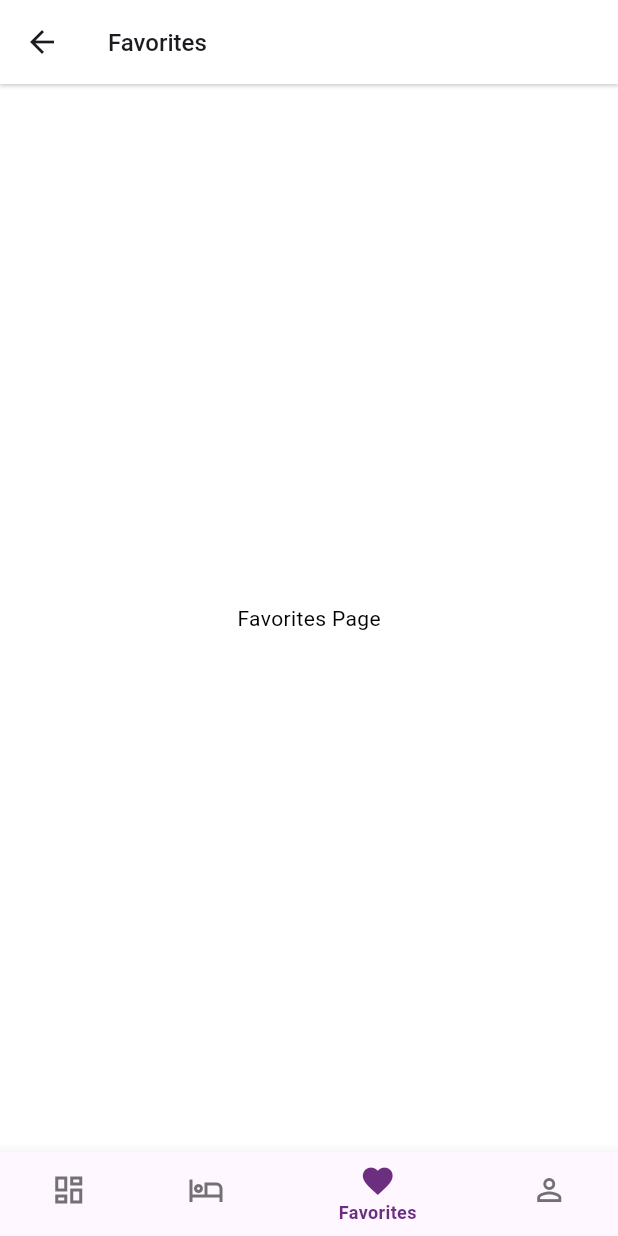
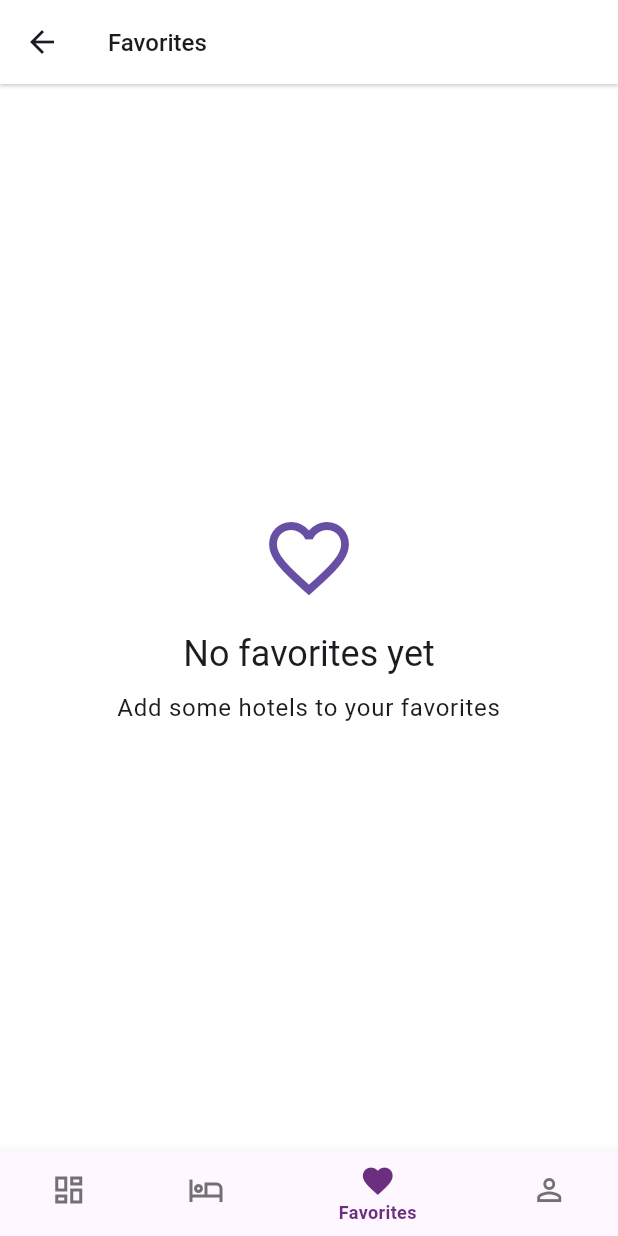
Before and after one commit to ARIFCSE10/flutter_hotel_booking, a Flutter app: the FavoritesPage screen opened by its route, on a phone screen of 412 x 824 dp. Run offline on Flutter 3.47's test engine with Material 3 defaults, Android fonts, the phone set to English and light mode, and no system bars; our stand-ins replace auto_route, dartz, equatable, flutter_bloc, get_it, hive and 1 more; accounts and stored records are empty; generated files the repository leaves out were written again; network calls fail.

Commit message:
- implement favourite bloc - implement favourite ui-bloc

```diff
--- a/lib/di.dart
+++ b/lib/di.dart
@@ -5,9 +5,11 @@ import 'package:hotel_booking/data/datasources/hotel_remote_data_source.dart';
 import 'package:hotel_booking/data/models/hotel_model.dart';
 import 'package:hotel_booking/data/repositories/hotel_repository_impl.dart';
 import 'package:hotel_booking/domain/repositories/hotel_repository.dart';
+import 'package:hotel_booking/domain/usecases/get_favorite_hotels_usecase.dart';
 import 'package:hotel_booking/domain/usecases/get_hotels_usecase.dart';
 import 'package:hotel_booking/domain/usecases/remove_favorite_usecase.dart';
 import 'package:hotel_booking/domain/usecases/set_favorite_usecase.dart';
+import 'package:hotel_booking/presentation/bloc/favorite/favorite_bloc.dart';
 import 'package:hotel_booking/presentation/bloc/hotel/hotel_bloc.dart';
 
 final di = GetIt.instance;
@@ -42,6 +44,10 @@ Future<void> init() async {
   );
 
   di.registerLazySingleton(
+    () => GetFavoriteHotelsUseCase(di()),
+  );
+
+  di.registerLazySingleton(
     () => SetFavoriteUseCase(di()),
   );
 
@@ -57,4 +63,12 @@ Future<void> init() async {
       removeFavoriteUseCase: di(),
     ),
   );
+
+  di.registerSingleton<FavoriteBloc>(
+    FavoriteBloc(
+      getFavoriteHotelsUseCase: di(),
+      removeFavoriteUseCase: di(),
+      hotelBloc: di(),
+    ),
+  );
 }
--- a/lib/main.dart
+++ b/lib/main.dart
@@ -3,6 +3,7 @@ import 'package:flutter_bloc/flutter_bloc.dart';
 import 'package:hotel_booking/core/router/app_router.dart';
 import 'package:hotel_booking/core/theme/app_theme.dart';
 import 'package:hotel_booking/di.dart';
+import 'package:hotel_booking/presentation/bloc/favorite/favorite_bloc.dart';
 import 'package:hotel_booking/presentation/bloc/hotel/hotel_bloc.dart';
 
 void main() async {
@@ -26,6 +27,9 @@ class MyApp extends StatelessWidget {
         BlocProvider<HotelBloc>(
           create: (final context) => di<HotelBloc>(),
         ),
+        BlocProvider<FavoriteBloc>(
+          create: (final context) => di<FavoriteBloc>(),
+        ),
       ],
       child: MaterialApp.router(
         debugShowCheckedModeBanner: false,
--- /dev/null
+++ b/lib/presentation/bloc/favorite/favorite_bloc.dart
@@ -0,0 +1,60 @@
+import 'package:equatable/equatable.dart';
+import 'package:flutter_bloc/flutter_bloc.dart';
+import 'package:hotel_booking/domain/entities/hotel.dart';
+import 'package:hotel_booking/domain/usecases/get_favorite_hotels_usecase.dart';
+import 'package:hotel_booking/domain/usecases/remove_favorite_usecase.dart';
+import 'package:hotel_booking/presentation/bloc/hotel/hotel_bloc.dart';
+
+part 'favorite_event.dart';
+part 'favorite_state.dart';
+
+class FavoriteBloc extends Bloc<FavoriteEvent, FavoriteState> {
+  final GetFavoriteHotelsUseCase getFavoriteHotelsUseCase;
+  final RemoveFavoriteUseCase removeFavoriteUseCase;
+  final HotelBloc hotelBloc;
+
+  FavoriteBloc({
+    required this.getFavoriteHotelsUseCase,
+    required this.removeFavoriteUseCase,
+    required this.hotelBloc,
+  }) : super(FavoriteInitial()) {
+    on<LoadFavoriteHotels>(_onLoadFavoriteHotels);
+    on<RemoveFavoriteHotel>(_onRemoveFavoriteHotel);
+    on<UpdateFromHotelBloc>(_onUpdateFromHotelBloc);
+
+    // Listen to HotelBloc state changes
+    hotelBloc.stream.listen((final hotelState) {
+      if (hotelState is HotelLoaded) {
+        final favoriteHotels =
+            hotelState.hotels.where((final h) => h.isFavorite).toList();
+        add(UpdateFromHotelBloc(hotels: favoriteHotels));
+      }
+    });
+  }
+
+  Future<void> _onLoadFavoriteHotels(
+    final LoadFavoriteHotels event,
+    final Emitter<FavoriteState> emit,
+  ) async {
+    emit(FavoriteLoading());
+    final result = await getFavoriteHotelsUseCase();
+    result.fold(
+      (final failure) => emit(FavoriteError(message: failure.message)),
+      (final hotels) => emit(FavoriteLoaded(hotels: hotels)),
+    );
+  }
+
+  Future<void> _onRemoveFavoriteHotel(
+    final RemoveFavoriteHotel event,
+    final Emitter<FavoriteState> emit,
+  ) async {
+    hotelBloc.add(RemoveFavouriteHotel(hotel: event.hotel));
+  }
+
+  void _onUpdateFromHotelBloc(
+    final UpdateFromHotelBloc event,
+    final Emitter<FavoriteState> emit,
+  ) {
+    emit(FavoriteLoaded(hotels: event.hotels));
+  }
+}
--- /dev/null
+++ b/lib/presentation/bloc/favorite/favorite_event.dart
@@ -0,0 +1,28 @@
+part of 'favorite_bloc.dart';
+
+abstract class FavoriteEvent extends Equatable {
+  const FavoriteEvent();
+
+  @override
+  List<Object> get props => [];
+}
+
+class LoadFavoriteHotels extends FavoriteEvent {}
+
+class RemoveFavoriteHotel extends FavoriteEvent {
+  final Hotel hotel;
+
+  const RemoveFavoriteHotel({required this.hotel});
+
+  @override
+  List<Object> get props => [hotel];
+}
+
+class UpdateFromHotelBloc extends FavoriteEvent {
+  final List<Hotel> hotels;
+
+  const UpdateFromHotelBloc({required this.hotels});
+
+  @override
+  List<Object> get props => [hotels];
+}
--- /dev/null
+++ b/lib/presentation/bloc/favorite/favorite_state.dart
@@ -0,0 +1,30 @@
+part of 'favorite_bloc.dart';
+
+abstract class FavoriteState extends Equatable {
+  const FavoriteState();
+
+  @override
+  List<Object> get props => [];
+}
+
+class FavoriteInitial extends FavoriteState {}
+
+class FavoriteLoading extends FavoriteState {}
+
+class FavoriteLoaded extends FavoriteState {
+  final List<Hotel> hotels;
+
+  const FavoriteLoaded({required this.hotels});
+
+  @override
+  List<Object> get props => [hotels];
+}
+
+class FavoriteError extends FavoriteState {
+  final String message;
+
+  const FavoriteError({required this.message});
+
+  @override
+  List<Object> get props => [message];
+}
--- a/lib/presentation/pages/favorites_page.dart
+++ b/lib/presentation/pages/favorites_page.dart
@@ -1,5 +1,8 @@
 import 'package:auto_route/auto_route.dart';
 import 'package:flutter/material.dart';
+import 'package:flutter_bloc/flutter_bloc.dart';
+import 'package:hotel_booking/presentation/bloc/favorite/favorite_bloc.dart';
+import 'package:hotel_booking/presentation/widgets/hotel_card.dart';
 
 @RoutePage()
 class FavoritesPage extends StatelessWidget {
@@ -11,8 +14,58 @@ class FavoritesPage extends StatelessWidget {
       appBar: AppBar(
         title: const Text('Favorites'),
       ),
-      body: const Center(
-        child: Text('Favorites Page'),
+      body: BlocBuilder<FavoriteBloc, FavoriteState>(
+        builder: (final context, final state) {
+          if (state is FavoriteInitial) {
+            context.read<FavoriteBloc>().add(LoadFavoriteHotels());
+            return const Center(child: CircularProgressIndicator());
+          } else if (state is FavoriteLoading) {
+            return const Center(child: CircularProgressIndicator());
+          } else if (state is FavoriteLoaded) {
+            if (state.hotels.isEmpty) {
+              return Center(
+                child: Column(
+                  mainAxisAlignment: MainAxisAlignment.center,
+                  children: [
+                    Icon(
+                      Icons.favorite_border,
+                      size: 64,
+                      color: Theme.of(context).colorScheme.primary,
+                    ),
+                    const SizedBox(height: 16),
+                    Text(
+                      'No favorites yet',
+                      style: Theme.of(context).textTheme.headlineSmall,
+                      textAlign: TextAlign.center,
+                    ),
+                    const SizedBox(height: 8),
+                    Text(
+                      'Add some hotels to your favorites',
+                      style: Theme.of(context).textTheme.bodyLarge,
+                      textAlign: TextAlign.center,
+                    ),
+                  ],
+                ),
+              );
+            }
+            return ListView.builder(
+              padding: const EdgeInsets.all(16),
+              itemCount: state.hotels.length,
+              itemBuilder: (final context, final index) {
+                final hotel = state.hotels[index];
+                return HotelCard(
+                  hotel: hotel,
+                  onFavoritePressed: () => context
+                      .read<FavoriteBloc>()
+                      .add(RemoveFavoriteHotel(hotel: hotel)),
+                );
+              },
+            );
+          } else if (state is FavoriteError) {
+            return Center(child: Text(state.message));
+          }
+          return const Center(child: Text('Something went wrong'));
+        },
       ),
     );
   }
--- a/pubspec.yaml
+++ b/pubspec.yaml
@@ -21,6 +21,7 @@ dependencies:
   cached_network_image: ^3.4.1
   flutter_svg: ^2.0.16
   auto_route: ^9.2.2
+  get_it: ^8.0.2
 
 dev_dependencies:
   flutter_test:
@@ -34,7 +35,6 @@ dev_dependencies:
   build_runner: ^2.4.11
   auto_route_generator: ^9.0.0
   mockito: ^5.4.4
-  get_it: ^8.0.2
 
 flutter:
   uses-material-design: true
```
Also changed, not shown: pubspec.lock.
